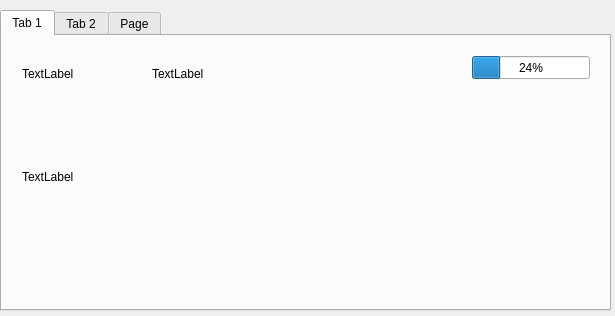
Qt form ProjectHiawatha/techtree.ui (Alex-BusNet/ProjectHiawatha) before a commit.
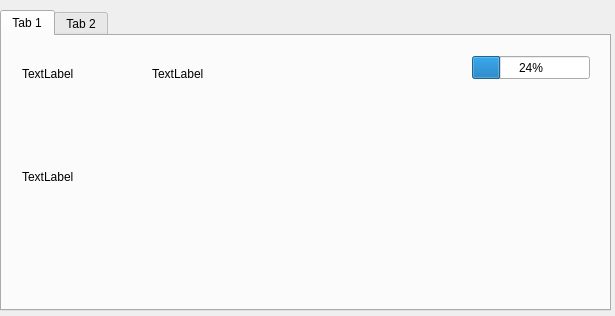
The same form after that commit. The open tabs and pages were chosen to show the change.

Diff of the .ui file:
```diff
--- a/ProjectHiawatha/techtree.ui
+++ b/ProjectHiawatha/techtree.ui
@@ -126,11 +126,6 @@
      </property>
     </widget>
    </widget>
-   <widget class="QWidget" name="tab_3">
-    <attribute name="title">
-     <string>Page</string>
-    </attribute>
-   </widget>
   </widget>
  </widget>
  <resources/>
```
Left out of the diff: 2 changed lines with no effect on the pictures.
